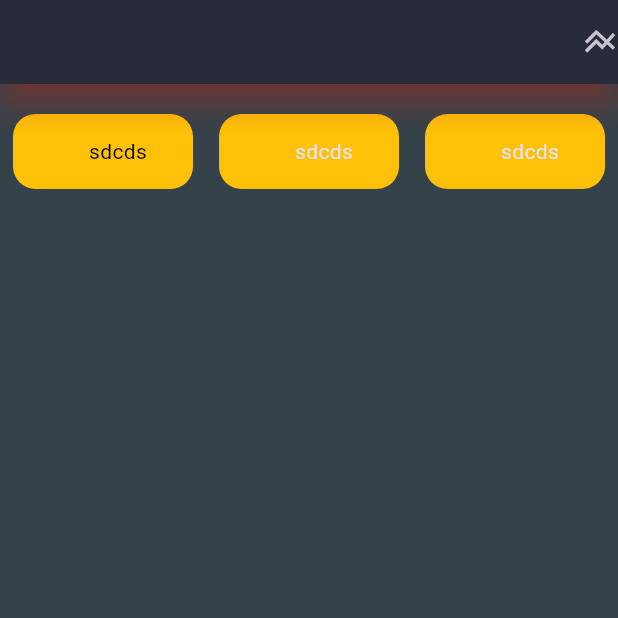
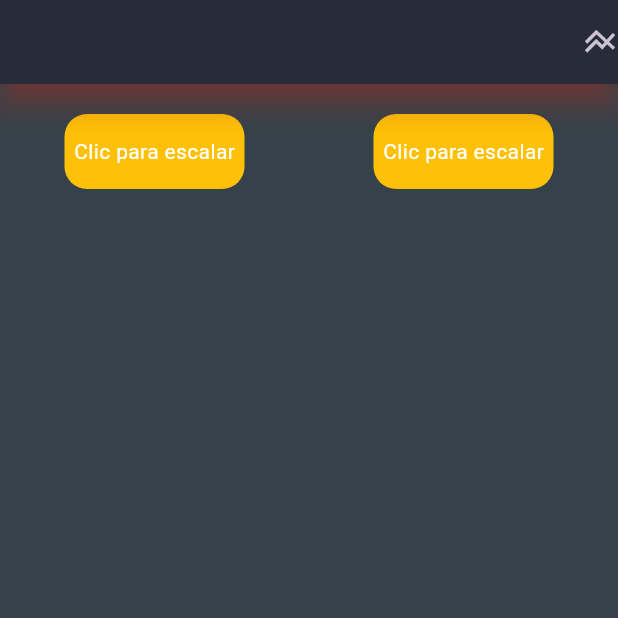
Before and after one commit to byronsmb/food_red_black, a Flutter app: the screen it shows after launch, on a phone screen of 412 x 824 dp, the top half of it. Run offline on Flutter 3.47's test engine with Material 2 defaults, Android fonts, the phone set to English and light mode, and no system bars; our stand-ins replace google_fonts; missing offline and left inert: postgres; statements that could not run were skipped.

Commit message:
Update main_page.dart

```diff
--- a/lib/widgets/main_page.dart
+++ b/lib/widgets/main_page.dart
@@ -16,8 +16,10 @@ class _MainPageState extends State<MainPage> {
   late Connection conn;
   late Result resultados;
   final List comidasDisponibles = [];
-  List<double> containerScales = [1.0, 1.0, 1.0];
+  List<bool> containerScales = [false, false, false];
   int colorSelectindex = 1;
+  double tabWidth = 120;
+  double tabHeight = 50;
 
   Future<void> cargarBD() async {
     try {
@@ -65,6 +67,7 @@ class _MainPageState extends State<MainPage> {
     });
   }
 
+  bool _ampliado = false;
   @override
   Widget build(BuildContext context) {
     return Scaffold(
@@ -82,8 +85,63 @@ class _MainPageState extends State<MainPage> {
             child: Row(
               mainAxisAlignment: MainAxisAlignment.spaceAround,
               children: [
+                GestureDetector(
+                  onTap: () {
+                    setState(() {
+                      containerScales = [true, false, false];
+                    });
+                  },
+                  child: AnimatedContainer(
+                    duration: Duration(milliseconds: 300),
+                    width: containerScales[0] ? 140 : 120,
+                    height: containerScales[0] ? 60 : 50,
+                    decoration: BoxDecoration(
+                      borderRadius: BorderRadius.circular(15),
+                      color: Colors.amber,
+                    ),
+                    //color: Colors.grey, // Color de fondo
+                    curve: Curves.easeInOut, // Curva de la animación
+                    child: Center(
+                      child: Transform.scale(
+                        scale: containerScales[0] ? 1.1 : 1.0,
+                        child: Text(
+                          'Clic para escalar',
+                          style: TextStyle(color: Colors.white),
+                        ),
+                      ),
+                    ),
+                  ),
+                ), //
                 // Contenedor 1
                 GestureDetector(
+                  onTap: () {
+                    setState(() {
+                      containerScales = [false, true, false];
+                    });
+                  },
+                  child: AnimatedContainer(
+                    duration: Duration(milliseconds: 300),
+                    width: containerScales[1] ? 140 : 120,
+                    height: containerScales[1] ? 60 : 50,
+                    decoration: BoxDecoration(
+                      borderRadius: BorderRadius.circular(15),
+                      color: Colors.amber,
+                    ),
+                    //color: Colors.grey, // Color de fondo
+                    curve: Curves.easeInOut, // Curva de la animación
+                    child: Center(
+                      child: Transform.scale(
+                        scale: containerScales[1] ? 1.1 : 1.0,
+                        child: Text(
+                          'Clic para escalar',
+                          style: TextStyle(color: Colors.white),
+                        ),
+                      ),
+                    ),
+                  ),
+                ),
+
+                /*GestureDetector(
                   onTap: () {
                     setState(() {
                       // Establece el contenedor 1 a la escala más grande y los otros a su escala original.
@@ -92,8 +150,7 @@ class _MainPageState extends State<MainPage> {
                     });
                   },
                   child: AnimatedContainer(
-                    transform: Matrix4.diagonal3Values(
-                        containerScales[0], containerScales[0], 1.0),
+                    transform: Matrix4.diagonal3Values(                        containerScales[0], containerScales[0], 1.0),
                     width: 120,
                     height: 50,
                     padding: const EdgeInsets.only(left: 20),
@@ -106,15 +163,15 @@ class _MainPageState extends State<MainPage> {
                       'sdcds',
                       style: TextStyle(
                           color: colorSelectindex == 1
-                              ? Colors.black
-                              : Colors.red),
+                              ? Color.fromARGB(255, 199, 41, 49)
+                              : Colors.white),
                     )),
                     duration: const Duration(milliseconds: 300),
                   ),
-                ),
+                ),*/
 
                 // Contenedor 2
-                GestureDetector(
+                /*GestureDetector(
                   onTap: () {
                     setState(() {
                       // Establece el contenedor 2 a la escala más grande y los otros a su escala original.
@@ -137,10 +194,10 @@ class _MainPageState extends State<MainPage> {
                       duration: const Duration(milliseconds: 300),
                     ),
                   ),
-                ),
+                ),*/
 
                 // Contenedor 3
-                GestureDetector(
+                /*GestureDetector(
                   onTap: () {
                     setState(() {
                       // Establece el contenedor 3 a la escala más grande y los otros a su escala original.
@@ -161,7 +218,7 @@ class _MainPageState extends State<MainPage> {
                     child: Center(child: Text('sdcds')),
                     duration: const Duration(milliseconds: 300),
                   ),
-                ),
+                ),*/
               ],
             ),
           ),
```
